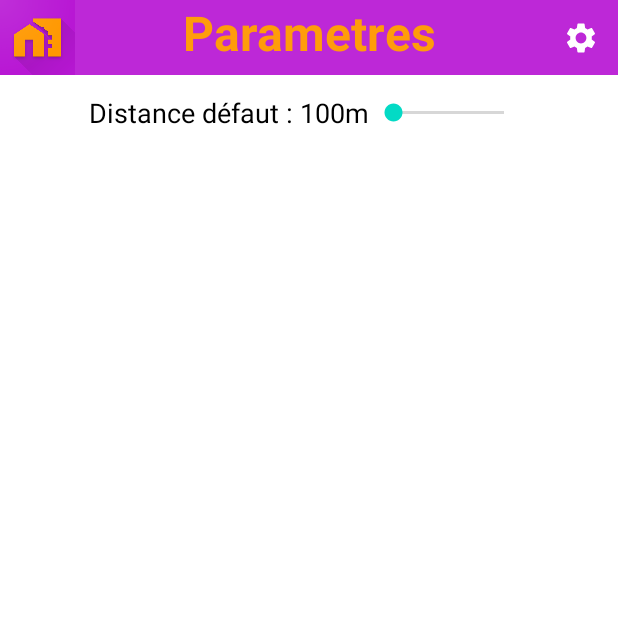
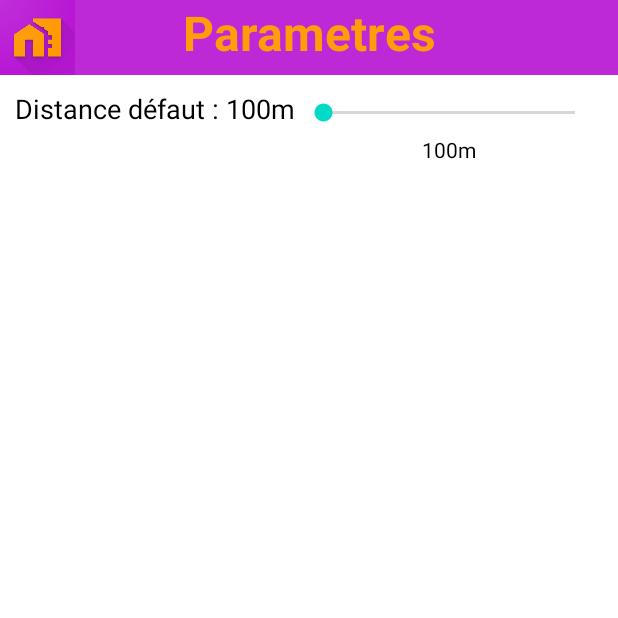
Before and after one commit to mile40/ProjetAndroid, an Android app: the SettingsActivity screen opened directly, with no data from a screen before it, on a phone screen of 412 x 824 dp, the top half of it. Run offline under Robolectric (Android 15) with nearby library versions, the phone set to English and light mode, and no system bars.

Commit message:
settings_activity changes

```diff
--- a/app/src/main/res/layout-port/settingactivity.xml
+++ b/app/src/main/res/layout-port/settingactivity.xml
@@ -24,47 +24,51 @@
         android:layout_alignLeft="@+id/searchtext"
         android:src="@drawable/web_hi_res_512" />
 
-    <ImageButton
-        android:layout_width="50dp"
-        android:layout_height="50dp"
-        android:layout_alignRight="@+id/searchtext"
-        android:background="@android:color/transparent"
-        android:src="@drawable/settings_icon" />
-
     <LinearLayout
         android:layout_width="match_parent"
         android:layout_height="wrap_content"
         android:layout_below="@+id/searchtext"
         android:layout_marginTop="10dp"
-        android:gravity="center"
         android:orientation="horizontal">
-
-        <Space
-            android:layout_width="1dp"
-            android:layout_height="wrap_content"
-            android:layout_weight="1" />
 
         <TextView
             android:id="@+id/def_dist"
             android:layout_width="wrap_content"
             android:layout_height="wrap_content"
+            android:layout_marginStart="10dp"
+            android:layout_marginLeft="10dp"
             android:gravity="center_vertical"
             android:text="@string/def_dist_text"
             android:textColor="@color/black"
             android:textSize="18sp" />
 
-        <SeekBar
-            android:id="@+id/param_def_dist"
+        <LinearLayout
             android:layout_width="wrap_content"
-            android:layout_height="30dp"
+            android:layout_height="50dp"
+            android:layout_marginEnd="10dp"
+            android:layout_marginRight="10dp"
             android:layout_weight="1"
-            android:max="2000"
-            android:min="100" />
+            android:gravity="center"
+            android:orientation="vertical">
 
-        <Space
-            android:layout_width="1dp"
-            android:layout_height="wrap_content"
-            android:layout_weight="1" />
+            <SeekBar
+                android:id="@+id/param_def_dist"
+                android:layout_width="200dp"
+                android:layout_height="30dp"
+                android:layout_weight="1"
+                android:max="2000"
+                android:min="100" />
+
+            <TextView
+                android:id="@+id/dist_default_value"
+                android:layout_width="match_parent"
+                android:layout_height="wrap_content"
+                android:layout_weight="1"
+                android:gravity="center"
+                android:text="100m"
+                android:textColor="@color/black" />
+        </LinearLayout>
+
     </LinearLayout>
 
 
```
